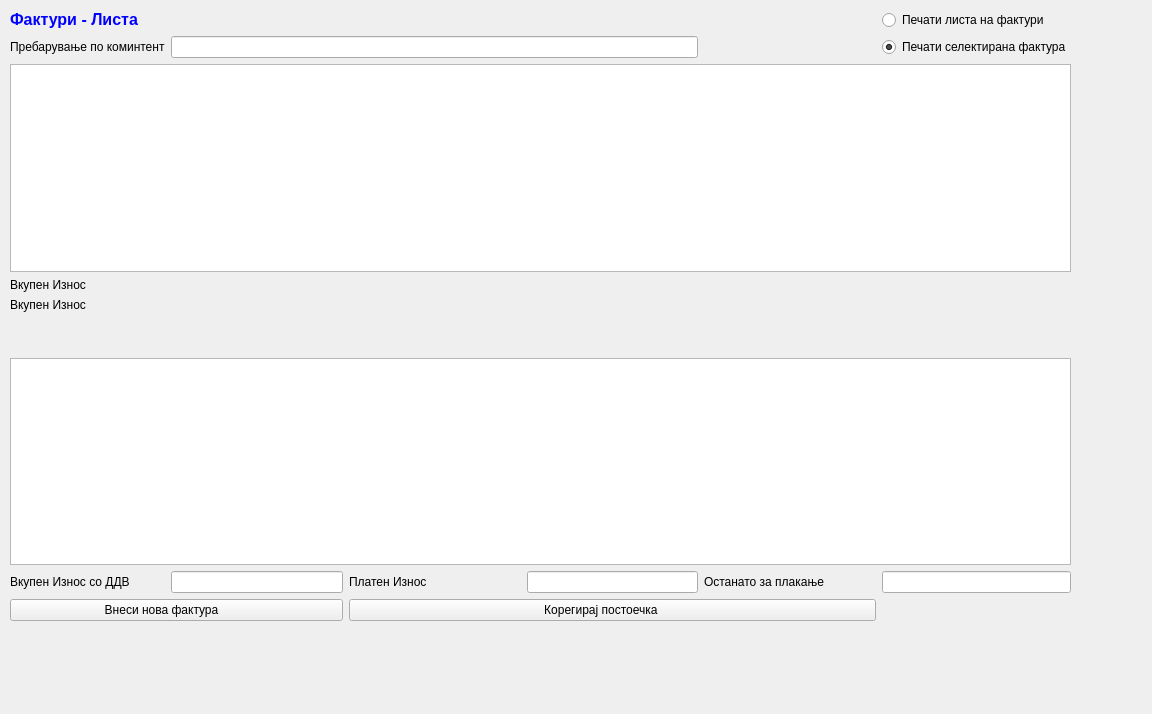
First picture: the form in sterna/ProFakturi/ProFakturilista.ui, repository srgank/sterna_x, before the edit.
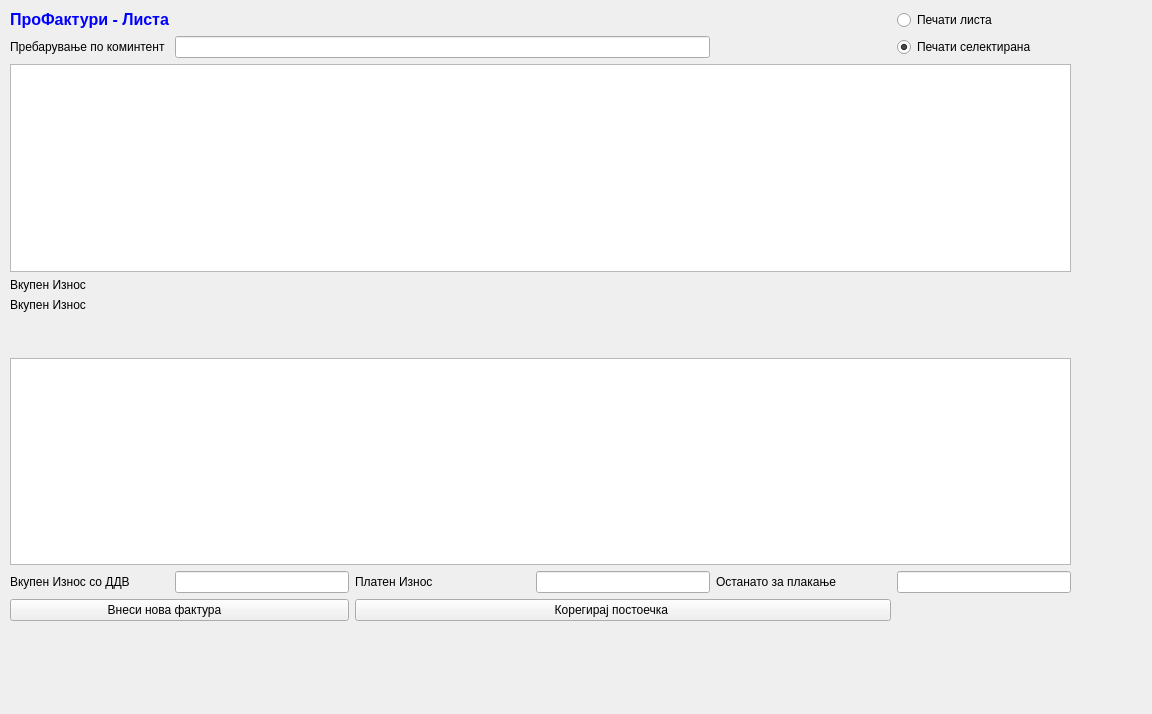
Second picture: the form after the edit. Icons and pictures are not drawn.

```diff
--- a/sterna/ProFakturi/ProFakturilista.ui
+++ b/sterna/ProFakturi/ProFakturilista.ui
@@ -29,8 +29,8 @@
        <string>&lt;!DOCTYPE HTML PUBLIC &quot;-//W3C//DTD HTML 4.0//EN&quot; &quot;http://www.w3.org/TR/REC-html40/strict.dtd&quot;&gt;
 &lt;html&gt;&lt;head&gt;&lt;meta name=&quot;qrichtext&quot; content=&quot;1&quot; /&gt;&lt;style type=&quot;text/css&quot;&gt;
 p, li { white-space: pre-wrap; }
-&lt;/style&gt;&lt;/head&gt;&lt;body style=&quot; font-family:'MS Shell Dlg 2'; font-size:10pt; font-weight:400; font-style:normal;&quot;&gt;
-&lt;p style=&quot; margin-top:0px; margin-bottom:0px; margin-left:0px; margin-right:0px; -qt-block-indent:0; text-indent:0px;&quot;&gt;&lt;span style=&quot; font-size:12pt; font-weight:600; color:#0000ff;&quot;&gt;Фактури - Листа&lt;/span&gt;&lt;/p&gt;&lt;/body&gt;&lt;/html&gt;</string>
+&lt;/style&gt;&lt;/head&gt;&lt;body style=&quot; font-family:'Sans Serif'; font-size:9pt; font-weight:400; font-style:normal;&quot;&gt;
+&lt;p style=&quot; margin-top:0px; margin-bottom:0px; margin-left:0px; margin-right:0px; -qt-block-indent:0; text-indent:0px;&quot;&gt;&lt;span style=&quot; font-family:'MS Shell Dlg 2'; font-size:12pt; font-weight:600; color:#0000ff;&quot;&gt;ПроФактури&lt;/span&gt;&lt;span style=&quot; font-family:'MS Shell Dlg 2'; font-size:12pt; font-weight:600; color:#0000ff;&quot;&gt; - Листа&lt;/span&gt;&lt;/p&gt;&lt;/body&gt;&lt;/html&gt;</string>
       </property>
      </widget>
     </item>
@@ -89,7 +89,7 @@
     <item row="0" column="5">
      <widget class="QRadioButton" name="radioButtonPecatiLista">
       <property name="text">
-       <string>Печати листа на фактури</string>
+       <string>Печати листа </string>
       </property>
      </widget>
     </item>
@@ -106,7 +106,7 @@
     <item row="1" column="5">
      <widget class="QRadioButton" name="radioButtonPecatiSelektirana">
       <property name="text">
-       <string>Печати селектирана фактура</string>
+       <string>Печати селектирана </string>
       </property>
       <property name="checked">
        <bool>true</bool>
```
